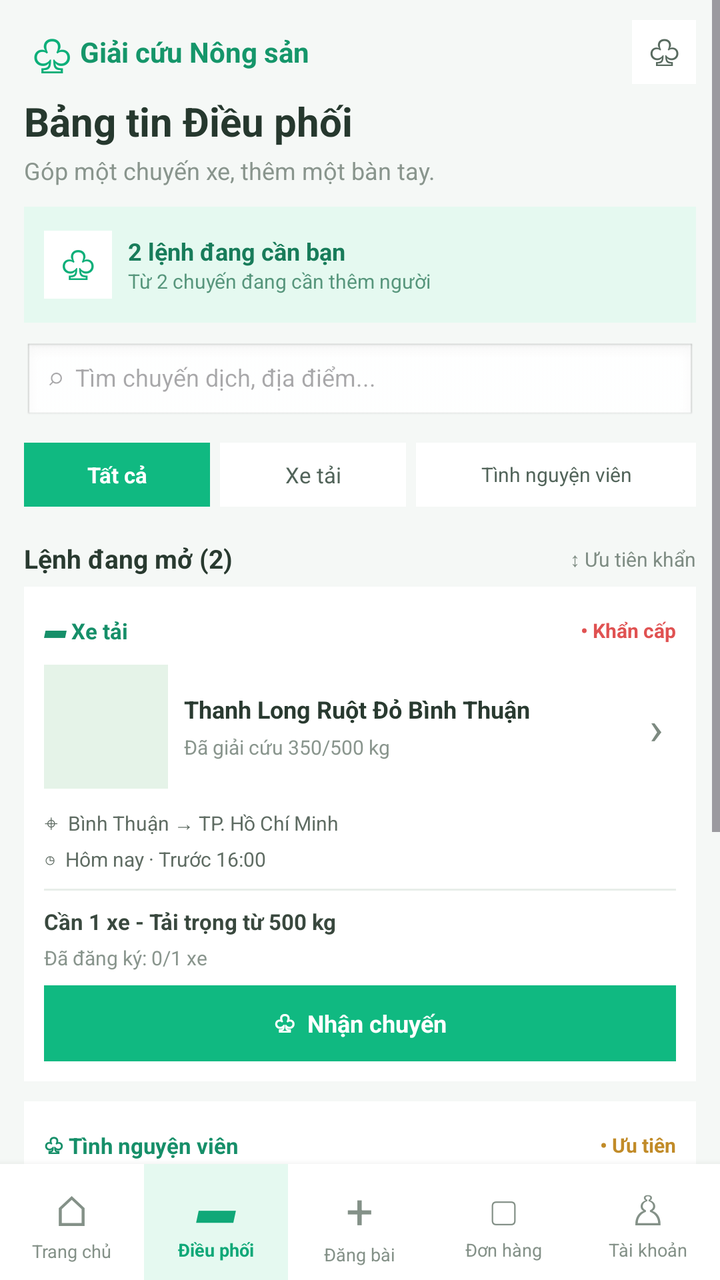
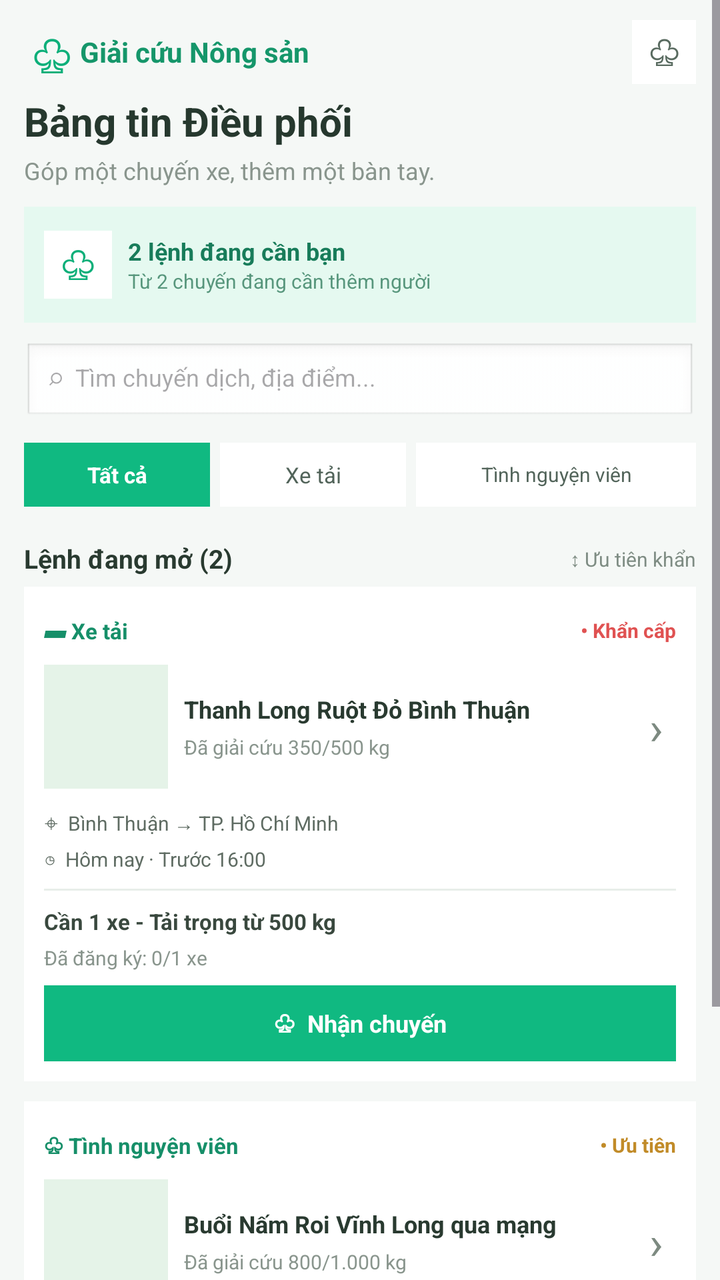

Compare the two renders of this Android layout. The source of the first and the diff that turns it into the second are given below.
<!-- AndroidManifest.xml: application theme Theme.AgriFoodsHelper -->
<!-- res/layout/fragment_job_board.xml -->
<?xml version="1.0" encoding="utf-8"?>
<LinearLayout xmlns:android="http://schemas.android.com/apk/res/android"
    android:layout_width="match_parent"
    android:layout_height="match_parent"
    android:orientation="vertical"
    android:background="#F5F8F6">

    
    <ScrollView
        android:layout_width="match_parent"
        android:layout_height="0dp"
        android:layout_weight="1"
        android:fillViewport="true">

        <LinearLayout
            android:layout_width="match_parent"
            android:layout_height="wrap_content"
            android:orientation="vertical"
            android:paddingStart="12dp"
            android:paddingEnd="12dp"
            android:paddingTop="8dp"
            android:paddingBottom="8dp">

            
            <LinearLayout
                android:layout_width="match_parent"
                android:layout_height="36dp"
                android:gravity="center_vertical"
                android:orientation="horizontal">

                <TextView
                    android:layout_width="28dp"
                    android:layout_height="28dp"
                    android:gravity="center"
                    android:text="♧"
                    android:textSize="23sp"
                    android:textColor="#0CAF79" />

                <TextView
                    android:layout_width="0dp"
                    android:layout_height="wrap_content"
                    android:layout_weight="1"
                    android:text="Giải cứu Nông sản"
                    android:textSize="14sp"
                    android:textStyle="bold"
                    android:textColor="#15966A" />

                <TextView
                    android:layout_width="32dp"
                    android:layout_height="32dp"
                    android:gravity="center"
                    android:text="♧"
                    android:textSize="18sp"
                    android:textColor="#596B60"
                    android:background="#FFFFFF" />
            </LinearLayout>

            
            <TextView
                android:layout_width="match_parent"
                android:layout_height="wrap_content"
                android:text="Bảng tin Điều phối"
                android:textSize="20sp"
                android:textStyle="bold"
                android:textColor="#26382E"
                android:layout_marginTop="3dp" />

            <TextView
                android:layout_width="match_parent"
                android:layout_height="wrap_content"
                android:text="Góp một chuyến xe, thêm một bàn tay."
                android:textSize="12sp"
                android:textColor="#89958D"
                android:layout_marginTop="3dp"
                android:layout_marginBottom="10dp" />

            
            <LinearLayout
                android:layout_width="match_parent"
                android:layout_height="58dp"
                android:orientation="horizontal"
                android:gravity="center_vertical"
                android:padding="10dp"
                android:background="#E5F9F0"
                android:layout_marginBottom="10dp">

                <TextView
                    android:layout_width="34dp"
                    android:layout_height="34dp"
                    android:gravity="center"
                    android:text="♧"
                    android:textSize="20sp"
                    android:textColor="#0CAF79"
                    android:background="#FFFFFF" />

                <LinearLayout
                    android:layout_width="0dp"
                    android:layout_height="wrap_content"
                    android:layout_weight="1"
                    android:orientation="vertical"
                    android:paddingStart="8dp">

                    <TextView
                        android:layout_width="match_parent"
                        android:layout_height="wrap_content"
                        android:text="2 lệnh đang cần bạn"
                        android:textSize="12sp"
                        android:textStyle="bold"
                        android:textColor="#187C5A" />

                    <TextView
                        android:layout_width="match_parent"
                        android:layout_height="wrap_content"
                        android:text="Từ 2 chuyến đang cần thêm người"
                        android:textSize="10sp"
                        android:textColor="#57967C" />
                </LinearLayout>
            </LinearLayout>

            
            <EditText
                android:layout_width="match_parent"
                android:layout_height="40dp"
                android:hint="⌕  Tìm chuyến dịch, địa điểm..."
                android:textSize="12sp"
                android:singleLine="true"
                android:paddingStart="12dp"
                android:paddingEnd="12dp"
                android:background="@android:drawable/edit_text"
                android:layout_marginBottom="8dp" />

            
            <LinearLayout
                android:layout_width="match_parent"
                android:layout_height="36dp"
                android:orientation="horizontal"
                android:gravity="center_vertical"
                android:layout_marginBottom="10dp">

                <TextView
                    android:layout_width="0dp"
                    android:layout_height="32dp"
                    android:layout_weight="1"
                    android:gravity="center"
                    android:text="Tất cả"
                    android:textSize="11sp"
                    android:textStyle="bold"
                    android:textColor="#FFFFFF"
                    android:background="#10B981" />

                <TextView
                    android:layout_width="0dp"
                    android:layout_height="32dp"
                    android:layout_weight="1"
                    android:gravity="center"
                    android:text="Xe tải"
                    android:textSize="11sp"
                    android:textColor="#52645A"
                    android:background="#FFFFFF"
                    android:layout_marginStart="5dp" />

                <TextView
                    android:layout_width="0dp"
                    android:layout_height="32dp"
                    android:layout_weight="1.5"
                    android:gravity="center"
                    android:text="Tình nguyện viên"
                    android:textSize="10sp"
                    android:textColor="#52645A"
                    android:background="#FFFFFF"
                    android:layout_marginStart="5dp" />
            </LinearLayout>

            
            <LinearLayout
                android:layout_width="match_parent"
                android:layout_height="28dp"
                android:gravity="center_vertical"
                android:orientation="horizontal">

                <TextView
                    android:layout_width="0dp"
                    android:layout_height="wrap_content"
                    android:layout_weight="1"
                    android:text="Lệnh đang mở (2)"
                    android:textSize="13sp"
                    android:textStyle="bold"
                    android:textColor="#293A30" />

                <TextView
                    android:layout_width="wrap_content"
                    android:layout_height="wrap_content"
                    android:text="↕ Ưu tiên khẩn"
                    android:textSize="10sp"
                    android:textColor="#7E8C83" />
            </LinearLayout>

            
            <LinearLayout
                android:layout_width="match_parent"
                android:layout_height="wrap_content"
                android:orientation="vertical"
                android:padding="10dp"
                android:background="#FFFFFF"
                android:layout_marginBottom="10dp">

                
                <LinearLayout
                    android:layout_width="match_parent"
                    android:layout_height="24dp"
                    android:gravity="center_vertical"
                    android:orientation="horizontal">

                    <TextView
                        android:layout_width="0dp"
                        android:layout_height="wrap_content"
                        android:layout_weight="1"
                        android:text="▰ Xe tải"
                        android:textSize="11sp"
                        android:textStyle="bold"
                        android:textColor="#168F69" />

                    <TextView
                        android:layout_width="wrap_content"
                        android:layout_height="wrap_content"
                        android:text="• Khẩn cấp"
                        android:textSize="10sp"
                        android:textStyle="bold"
                        android:textColor="#E05252" />
                </LinearLayout>

                
                <LinearLayout
                    android:layout_width="match_parent"
                    android:layout_height="72dp"
                    android:orientation="horizontal"
                    android:gravity="center_vertical">

                    <ImageView
                        android:layout_width="62dp"
                        android:layout_height="62dp"
                        android:scaleType="centerCrop"
                        android:background="#E5F3E8"
                        android:contentDescription="Ảnh nông sản" />

                    <LinearLayout
                        android:layout_width="0dp"
                        android:layout_height="wrap_content"
                        android:layout_weight="1"
                        android:orientation="vertical"
                        android:paddingStart="8dp">

                        <TextView
                            android:layout_width="match_parent"
                            android:layout_height="wrap_content"
                            android:text="Thanh Long Ruột Đỏ Bình Thuận"
                            android:textSize="12sp"
                            android:textStyle="bold"
                            android:textColor="#293A30" />

                        <TextView
                            android:layout_width="match_parent"
                            android:layout_height="wrap_content"
                            android:text="Đã giải cứu 350/500 kg"
                            android:textSize="10sp"
                            android:textColor="#89958D"
                            android:layout_marginTop="4dp" />
                    </LinearLayout>

                    <TextView
                        android:layout_width="20dp"
                        android:layout_height="wrap_content"
                        android:text="›"
                        android:textSize="23sp"
                        android:textColor="#7D8A81"
                        android:gravity="center" />
                </LinearLayout>

                
                <TextView
                    android:layout_width="match_parent"
                    android:layout_height="wrap_content"
                    android:text="⌖  Bình Thuận → TP. Hồ Chí Minh"
                    android:textSize="10sp"
                    android:textColor="#5F6C63"
                    android:layout_marginTop="5dp" />

                <TextView
                    android:layout_width="match_parent"
                    android:layout_height="wrap_content"
                    android:text="◷  Hôm nay · Trước 16:00"
                    android:textSize="10sp"
                    android:textColor="#5F6C63"
                    android:layout_marginTop="4dp" />

                <View
                    android:layout_width="match_parent"
                    android:layout_height="1dp"
                    android:background="#E8EEE9"
                    android:layout_marginTop="8dp"
                    android:layout_marginBottom="8dp" />

                <TextView
                    android:layout_width="match_parent"
                    android:layout_height="wrap_content"
                    android:text="Cần 1 xe - Tải trọng từ 500 kg"
                    android:textSize="11sp"
                    android:textStyle="bold"
                    android:textColor="#39483E" />

                <TextView
                    android:layout_width="match_parent"
                    android:layout_height="wrap_content"
                    android:text="Đã đăng ký: 0/1 xe"
                    android:textSize="10sp"
                    android:textColor="#89958D"
                    android:layout_marginTop="4dp"
                    android:layout_marginBottom="7dp" />

                <TextView
                    android:layout_width="match_parent"
                    android:layout_height="38dp"
                    android:gravity="center"
                    android:text="♧  Nhận chuyến"
                    android:textSize="12sp"
                    android:textStyle="bold"
                    android:textColor="#FFFFFF"
                    android:background="#10B981" />
            </LinearLayout>

            
            <LinearLayout
                android:layout_width="match_parent"
                android:layout_height="wrap_content"
                android:orientation="vertical"
                android:padding="10dp"
                android:background="#FFFFFF"
                android:layout_marginBottom="8dp">

                <LinearLayout
                    android:layout_width="match_parent"
                    android:layout_height="24dp"
                    android:gravity="center_vertical"
                    android:orientation="horizontal">

                    <TextView
                        android:layout_width="0dp"
                        android:layout_height="wrap_content"
                        android:layout_weight="1"
                        android:text="♧ Tình nguyện viên"
                        android:textSize="11sp"
                        android:textStyle="bold"
                        android:textColor="#168F69" />

                    <TextView
                        android:layout_width="wrap_content"
                        android:layout_height="wrap_content"
                        android:text="• Ưu tiên"
                        android:textSize="10sp"
                        android:textStyle="bold"
                        android:textColor="#C18B28" />
                </LinearLayout>

                <LinearLayout
                    android:layout_width="match_parent"
                    android:layout_height="72dp"
                    android:orientation="horizontal"
                    android:gravity="center_vertical">

                    <ImageView
                        android:layout_width="62dp"
                        android:layout_height="62dp"
                        android:scaleType="centerCrop"
                        android:background="#E5F3E8"
                        android:contentDescription="Ảnh nông sản" />

                    <LinearLayout
                        android:layout_width="0dp"
                        android:layout_height="wrap_content"
                        android:layout_weight="1"
                        android:orientation="vertical"
                        android:paddingStart="8dp">

                        <TextView
                            android:layout_width="match_parent"
                            android:layout_height="wrap_content"
                            android:text="Buổi Nấm Roi Vĩnh Long qua mạng"
                            android:textSize="12sp"
                            android:textStyle="bold"
                            android:textColor="#293A30" />

                        <TextView
                            android:layout_width="match_parent"
                            android:layout_height="wrap_content"
                            android:text="Đã giải cứu 800/1.000 kg"
                            android:textSize="10sp"
                            android:textColor="#89958D"
                            android:layout_marginTop="4dp" />
                    </LinearLayout>

                    <TextView
                        android:layout_width="20dp"
                        android:layout_height="wrap_content"
                        android:text="›"
                        android:textSize="23sp"
                        android:textColor="#7D8A81"
                        android:gravity="center" />
                </LinearLayout>

                <TextView
                    android:layout_width="match_parent"
                    android:layout_height="wrap_content"
                    android:text="⌖  Bình Minh, Vĩnh Long"
                    android:textSize="10sp"
                    android:textColor="#5F6C63"
                    android:layout_marginTop="5dp" />

                <TextView
                    android:layout_width="match_parent"
                    android:layout_height="wrap_content"
                    android:text="◷  Ngày mai · 07:00 - 11:00"
                    android:textSize="10sp"
                    android:textColor="#5F6C63"
                    android:layout_marginTop="4dp" />

                <View
                    android:layout_width="match_parent"
                    android:layout_height="1dp"
                    android:background="#E8EEE9"
                    android:layout_marginTop="8dp"
                    android:layout_marginBottom="8dp" />

                <TextView
                    android:layout_width="match_parent"
                    android:layout_height="wrap_content"
                    android:text="Cần 10 người - Phân loại, đóng gói"
                    android:textSize="11sp"
                    android:textStyle="bold"
                    android:textColor="#39483E" />

                <TextView
                    android:layout_width="match_parent"
                    android:layout_height="wrap_content"
                    android:text="Đã đăng ký: 6/10 người"
                    android:textSize="10sp"
                    android:textColor="#89958D"
                    android:layout_marginTop="4dp"
                    android:layout_marginBottom="7dp" />

                <TextView
                    android:layout_width="match_parent"
                    android:layout_height="38dp"
                    android:gravity="center"
                    android:text="♧  Đăng ký hỗ trợ"
                    android:textSize="12sp"
                    android:textStyle="bold"
                    android:textColor="#FFFFFF"
                    android:background="#10B981" />
            </LinearLayout>

        </LinearLayout>
    </ScrollView>

    
    <LinearLayout
        android:layout_width="match_parent"
        android:layout_height="58dp"
        android:orientation="horizontal"
        android:gravity="center"
        android:background="#FFFFFF"
        android:elevation="6dp">

        <LinearLayout
            android:layout_width="0dp"
            android:layout_height="match_parent"
            android:layout_weight="1"
            android:orientation="vertical"
            android:gravity="center">

            <TextView
                android:layout_width="wrap_content"
                android:layout_height="wrap_content"
                android:text="⌂"
                android:textSize="21sp"
                android:textColor="#849188" />

            <TextView
                android:layout_width="wrap_content"
                android:layout_height="wrap_content"
                android:text="Trang chủ"
                android:textSize="9sp"
                android:textColor="#849188" />
        </LinearLayout>

        <LinearLayout
            android:layout_width="0dp"
            android:layout_height="match_parent"
            android:layout_weight="1"
            android:orientation="vertical"
            android:gravity="center"
            android:background="#E5F9F0">

            <TextView
                android:layout_width="wrap_content"
                android:layout_height="wrap_content"
                android:text="▰"
                android:textSize="20sp"
                android:textColor="#10A878" />

            <TextView
                android:layout_width="wrap_content"
                android:layout_height="wrap_content"
                android:text="Điều phối"
                android:textSize="9sp"
                android:textStyle="bold"
                android:textColor="#10A878" />
        </LinearLayout>

        <LinearLayout
            android:layout_width="0dp"
            android:layout_height="match_parent"
            android:layout_weight="1"
            android:orientation="vertical"
            android:gravity="center">

            <TextView
                android:layout_width="wrap_content"
                android:layout_height="wrap_content"
                android:text="+"
                android:textSize="24sp"
                android:textColor="#849188" />

            <TextView
                android:layout_width="wrap_content"
                android:layout_height="wrap_content"
                android:text="Đăng bài"
                android:textSize="9sp"
                android:textColor="#849188" />
        </LinearLayout>

        <LinearLayout
            android:layout_width="0dp"
            android:layout_height="match_parent"
            android:layout_weight="1"
            android:orientation="vertical"
            android:gravity="center">

            <TextView
                android:layout_width="wrap_content"
                android:layout_height="wrap_content"
                android:text="▢"
                android:textSize="20sp"
                android:textColor="#849188" />

            <TextView
                android:layout_width="wrap_content"
                android:layout_height="wrap_content"
                android:text="Đơn hàng"
                android:textSize="9sp"
                android:textColor="#849188" />
        </LinearLayout>

        <LinearLayout
            android:layout_width="0dp"
            android:layout_height="match_parent"
            android:layout_weight="1"
            android:orientation="vertical"
            android:gravity="center">

            <TextView
                android:layout_width="wrap_content"
                android:layout_height="wrap_content"
                android:text="♙"
                android:textSize="20sp"
                android:textColor="#849188" />

            <TextView
                android:layout_width="wrap_content"
                android:layout_height="wrap_content"
                android:text="Tài khoản"
                android:textSize="9sp"
                android:textColor="#849188" />
        </LinearLayout>
    </LinearLayout>

</LinearLayout>
<!-- resources referenced by this layout -->
<resources>
  <style name="Theme.AgriFoodsHelper" parent="Base.Theme.AgriFoodsHelper" />
  <style name="Base.Theme.AgriFoodsHelper" parent="Theme.Material3.DayNight.NoActionBar">
          
      </style>
</resources>

<!-- the commit's change to res/layout/fragment_job_board.xml (unified diff, before → after) -->
@@ -461,126 +461,4 @@
         </LinearLayout>
     </ScrollView>
 
-    
-    <LinearLayout
-        android:layout_width="match_parent"
-        android:layout_height="58dp"
-        android:orientation="horizontal"
-        android:gravity="center"
-        android:background="#FFFFFF"
-        android:elevation="6dp">
-
-        <LinearLayout
-            android:layout_width="0dp"
-            android:layout_height="match_parent"
-            android:layout_weight="1"
-            android:orientation="vertical"
-            android:gravity="center">
-
-            <TextView
-                android:layout_width="wrap_content"
-                android:layout_height="wrap_content"
-                android:text="⌂"
-                android:textSize="21sp"
-                android:textColor="#849188" />
-
-            <TextView
-                android:layout_width="wrap_content"
-                android:layout_height="wrap_content"
-                android:text="Trang chủ"
-                android:textSize="9sp"
-                android:textColor="#849188" />
-        </LinearLayout>
-
-        <LinearLayout
-            android:layout_width="0dp"
-            android:layout_height="match_parent"
-            android:layout_weight="1"
-            android:orientation="vertical"
-            android:gravity="center"
-            android:background="#E5F9F0">
-
-            <TextView
-                android:layout_width="wrap_content"
-                android:layout_height="wrap_content"
-                android:text="▰"
-                android:textSize="20sp"
-                android:textColor="#10A878" />
-
-            <TextView
-                android:layout_width="wrap_content"
-                android:layout_height="wrap_content"
-                android:text="Điều phối"
-                android:textSize="9sp"
-                android:textStyle="bold"
-                android:textColor="#10A878" />
-        </LinearLayout>
-
-        <LinearLayout
-            android:layout_width="0dp"
-            android:layout_height="match_parent"
-            android:layout_weight="1"
-            android:orientation="vertical"
-            android:gravity="center">
-
-            <TextView
-                android:layout_width="wrap_content"
-                android:layout_height="wrap_content"
-                android:text="+"
-                android:textSize="24sp"
-                android:textColor="#849188" />
-
-            <TextView
-                android:layout_width="wrap_content"
-                android:layout_height="wrap_content"
-                android:text="Đăng bài"
-                android:textSize="9sp"
-                android:textColor="#849188" />
-        </LinearLayout>
-
-        <LinearLayout
-            android:layout_width="0dp"
-            android:layout_height="match_parent"
-            android:layout_weight="1"
-            android:orientation="vertical"
-            android:gravity="center">
-
-            <TextView
-                android:layout_width="wrap_content"
-                android:layout_height="wrap_content"
-                android:text="▢"
-                android:textSize="20sp"
-                android:textColor="#849188" />
-
-            <TextView
-                android:layout_width="wrap_content"
-                android:layout_height="wrap_content"
-                android:text="Đơn hàng"
-                android:textSize="9sp"
-                android:textColor="#849188" />
-        </LinearLayout>
-
-        <LinearLayout
-            android:layout_width="0dp"
-            android:layout_height="match_parent"
-            android:layout_weight="1"
-            android:orientation="vertical"
-            android:gravity="center">
-
-            <TextView
-                android:layout_width="wrap_content"
-                android:layout_height="wrap_content"
-                android:text="♙"
-                android:textSize="20sp"
-                android:textColor="#849188" />
-
-            <TextView
-                android:layout_width="wrap_content"
-                android:layout_height="wrap_content"
-                android:text="Tài khoản"
-                android:textSize="9sp"
-                android:textColor="#849188" />
-        </LinearLayout>
-    </LinearLayout>
-
 </LinearLayout>
